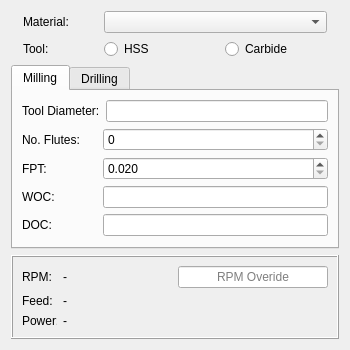
Old version of the form PathFeedsAndSpeedsGui.ui in the repository dubstar-04/FeedsAndSpeeds.
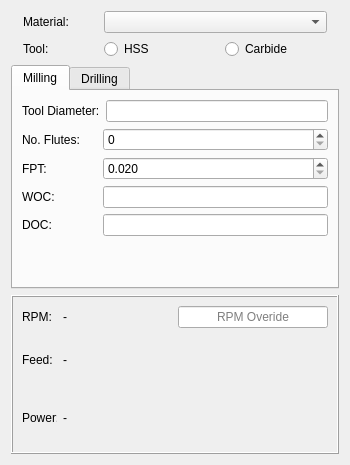
New version of the form.

Commit message: set better default heights

What changed in the file:
```diff
--- a/PathFeedsAndSpeedsGui.ui
+++ b/PathFeedsAndSpeedsGui.ui
@@ -7,7 +7,7 @@
     <x>0</x>
     <y>0</y>
     <width>350</width>
-    <height>350</height>
+    <height>465</height>
    </rect>
   </property>
   <property name="sizePolicy">
@@ -19,7 +19,7 @@
   <property name="minimumSize">
    <size>
     <width>350</width>
-    <height>350</height>
+    <height>0</height>
    </size>
   </property>
   <property name="windowTitle">
@@ -211,6 +211,18 @@
    </item>
    <item row="2" column="0">
     <widget class="QTabWidget" name="tabWidget">
+     <property name="sizePolicy">
+      <sizepolicy hsizetype="Expanding" vsizetype="Preferred">
+       <horstretch>0</horstretch>
+       <verstretch>0</verstretch>
+      </sizepolicy>
+     </property>
+     <property name="minimumSize">
+      <size>
+       <width>0</width>
+       <height>0</height>
+      </size>
+     </property>
      <property name="currentIndex">
       <number>0</number>
      </property>
```
